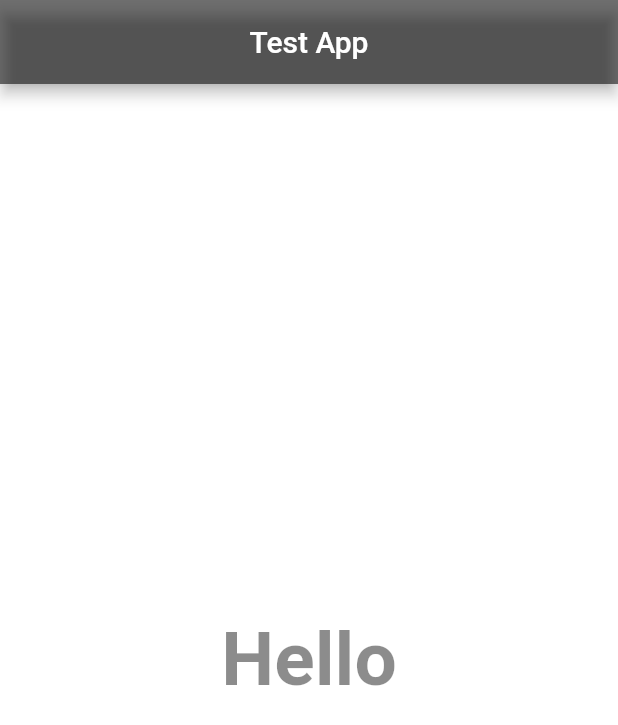
After one commit to ChuguevRoman/my_test_application, a Flutter app: the screen it shows after launch, on a phone screen of 412 x 824 dp. The commit adds this screen. Shown: the top 725 px of the screen. Run offline on Flutter 3.47's test engine with Material 2 defaults, Android fonts, the light colour scheme and no system bars.

Commit message:
Moved the class MyApp to a separate file

```diff
--- a/lib/main.dart
+++ b/lib/main.dart
@@ -1,58 +1,8 @@
-import 'dart:math';
 import 'package:flutter/material.dart';
+import 'package:my_test_application/my_app.dart';
 
-void main() => runApp(const _MyApp());
-
-class _MyApp extends StatefulWidget {
-  const _MyApp({Key? key}) : super(key: key);
-
-  @override
-  _MyAppState createState() => _MyAppState();
-}
-
-class _MyAppState extends State<_MyApp> {
-  final _random = Random();
-  final _colorNuber = 255;
-  var _color = const Color(0xFFFFFFFF);
-
-  void changeColor() {
-    setState(() {
-      _color = Color.fromARGB(
-        _colorNuber,
-        _random.nextInt(_colorNuber + 1),
-        _random.nextInt(_colorNuber + 1),
-        _random.nextInt(_colorNuber + 1),
-      );
-    });
-  }
-
-  @override
-  Widget build(BuildContext context) {
-    return MaterialApp(
-      home: Scaffold(
-        appBar: AppBar(
-          title: const Text('Test App'),
-          centerTitle: true,
-          backgroundColor: Colors.black54,
-        ),
-        body: GestureDetector(
-          onTap: () {
-            changeColor();
-          },
-          child: Container(
-            color: _color,
-            alignment: Alignment.center,
-            child: const Text(
-              'Hello',
-              style: TextStyle(
-                color: Colors.black45,
-                fontWeight: FontWeight.bold,
-                fontSize: 50,
-              ),
-            ),
-          ),
-        ),
+void main() => runApp(
+      const MaterialApp(
+        home: MyApp(),
       ),
     );
-  }
-}
--- /dev/null
+++ b/lib/my_app.dart
@@ -0,0 +1,56 @@
+import 'package:flutter/material.dart';
+import 'dart:math';
+
+class MyApp extends StatefulWidget {
+  const MyApp({Key? key}) : super(key: key);
+
+  @override
+  MyAppState createState() => MyAppState();
+}
+
+class MyAppState extends State<MyApp> {
+  final _random = Random();
+  final _colorNuber = 255;
+  var _color = const Color(0xFFFFFFFF);
+
+  void changeColor() {
+    setState(() {
+      _color = Color.fromARGB(
+        _colorNuber,
+        _random.nextInt(_colorNuber + 1),
+        _random.nextInt(_colorNuber + 1),
+        _random.nextInt(_colorNuber + 1),
+      );
+    });
+  }
+
+  @override
+  Widget build(BuildContext context) {
+    return MaterialApp(
+      home: Scaffold(
+        appBar: AppBar(
+          title: const Text('Test App'),
+          centerTitle: true,
+          backgroundColor: Colors.black54,
+        ),
+        body: GestureDetector(
+          onTap: () {
+            changeColor();
+          },
+          child: Container(
+            color: _color,
+            alignment: Alignment.center,
+            child: const Text(
+              'Hello',
+              style: TextStyle(
+                color: Colors.black45,
+                fontWeight: FontWeight.bold,
+                fontSize: 50,
+              ),
+            ),
+          ),
+        ),
+      ),
+    );
+  }
+}
```
